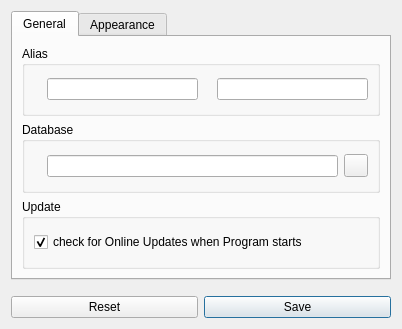
Qt form res/ui/setup.ui (LazyT/obpm) before a commit.
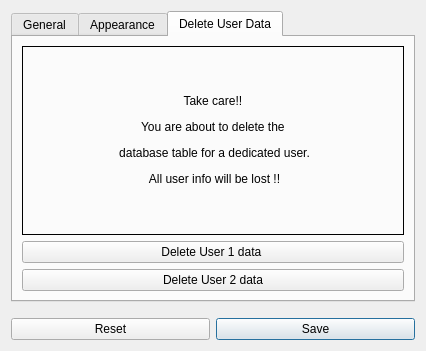
The same form after that commit. The open tabs and pages were chosen to show the change. Icons and pictures are not drawn.

The edit to the form file:
```diff
--- a/res/ui/setup.ui
+++ b/res/ui/setup.ui
@@ -6,8 +6,8 @@
    <rect>
     <x>0</x>
     <y>0</y>
-    <width>402</width>
-    <height>329</height>
+    <width>426</width>
+    <height>351</height>
    </rect>
   </property>
   <property name="windowTitle">
@@ -384,6 +384,65 @@
        </item>
       </layout>
      </widget>
+     <widget class="QWidget" name="tab_3">
+      <attribute name="icon">
+       <iconset resource="../obpm.qrc">
+        <normaloff>:/png/png/work.png</normaloff>:/png/png/work.png</iconset>
+      </attribute>
+      <attribute name="title">
+       <string>Delete User Data</string>
+      </attribute>
+      <layout class="QGridLayout" name="gridLayout_3">
+       <item row="0" column="0">
+        <layout class="QGridLayout" name="gridLayout_2">
+         <item row="0" column="0">
+          <widget class="QLabel" name="label_9">
+           <property name="frameShape">
+            <enum>QFrame::Box</enum>
+           </property>
+           <property name="text">
+            <string>&lt;html&gt;&lt;head/&gt;&lt;body&gt;&lt;p align=&quot;center&quot;&gt;Take care!! &lt;/p&gt;&lt;p align=&quot;center&quot;&gt;You are about to delete the &lt;/p&gt;&lt;p align=&quot;center&quot;&gt;database table for a dedicated user.&lt;/p&gt;&lt;p align=&quot;center&quot;&gt;All user info will be lost !!&lt;/p&gt;&lt;/body&gt;&lt;/html&gt;</string>
+           </property>
+          </widget>
+         </item>
+         <item row="1" column="0">
+          <widget class="QPushButton" name="deluser1">
+           <property name="text">
+            <string>Delete User 1 data </string>
+           </property>
+           <property name="icon">
+            <iconset resource="../obpm.qrc">
+             <normaloff>:/png/png/user1.png</normaloff>:/png/png/user1.png</iconset>
+           </property>
+           <property name="autoDefault">
+            <bool>true</bool>
+           </property>
+           <property name="default">
+            <bool>false</bool>
+           </property>
+          </widget>
+         </item>
+         <item row="2" column="0">
+          <widget class="QPushButton" name="deluser2">
+           <property name="text">
+            <string>Delete User 2 data</string>
+           </property>
+           <property name="icon">
+            <iconset resource="../obpm.qrc">
+             <normaloff>:/png/png/user2.png</normaloff>:/png/png/user2.png</iconset>
+           </property>
+           <property name="autoDefault">
+            <bool>true</bool>
+           </property>
+           <property name="default">
+            <bool>false</bool>
+           </property>
+          </widget>
+         </item>
+        </layout>
+       </item>
+      </layout>
+     </widget>
     </widget>
    </item>
    <item>
```
Left out of the diff: 14 changed lines with no effect on the pictures.
